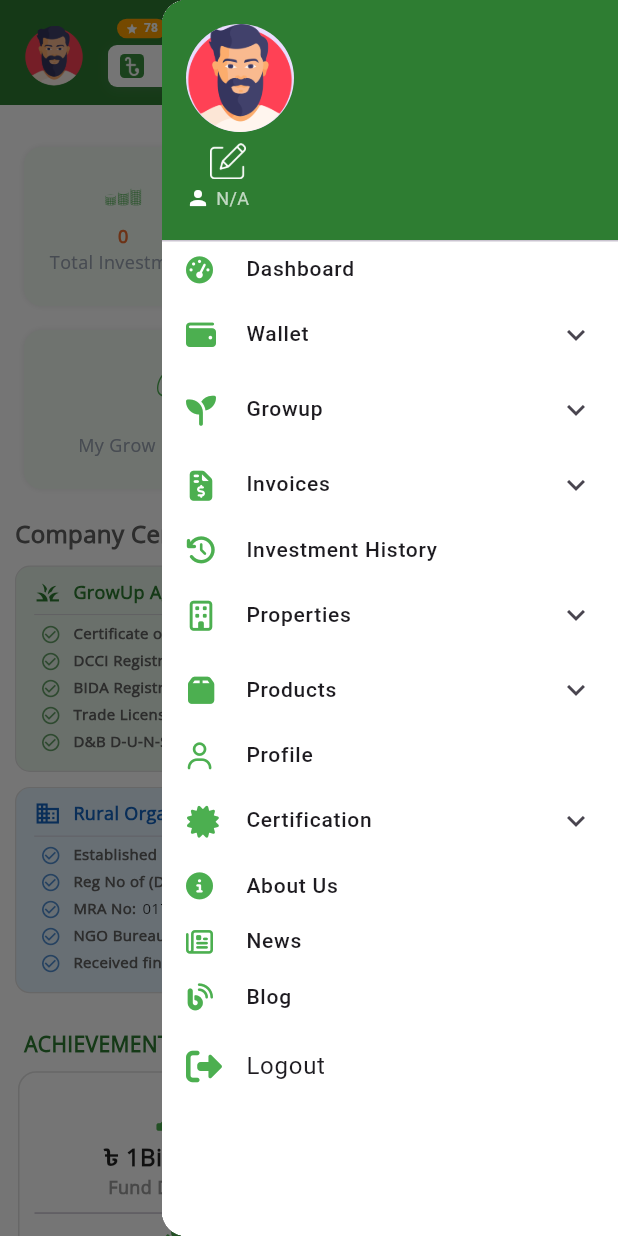
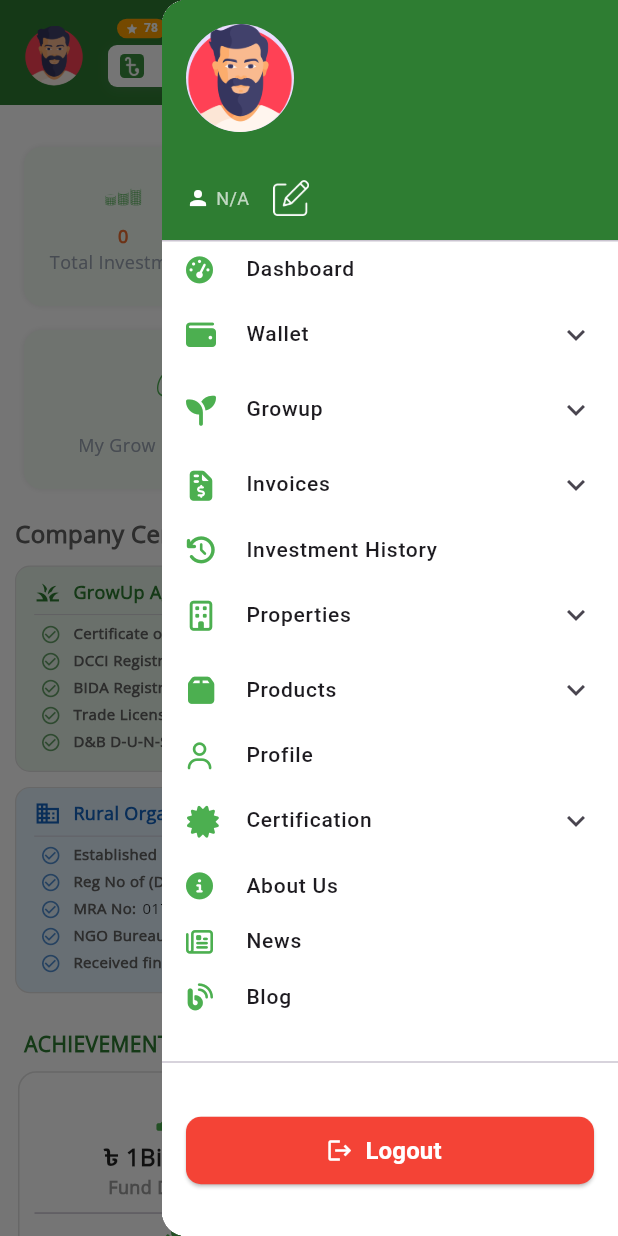
Before and after one commit to shekhorchandra/growup_mbl_app-master_restapi, a Flutter app: the DashboardInvestor screen opened directly, with the side drawer open, on a phone screen of 412 x 824 dp. Run offline on Flutter 3.47's test engine with Material 3 defaults, Android fonts, the phone set to English and light mode, and no system bars; our stand-ins replace carousel_slider, dio, flutter_html, flutter_secure_storage, flutter_svg, font_awesome_flutter and 8 more; missing offline and left inert: flutter_file_dialog, flutter_pdfview, flutter_sslcommerz, in_app_update, shurjopay; accounts and stored records are empty; network calls fail.

Commit message:
edit and logout button modify

```diff
--- a/lib/views/investor_dashboard.dart
+++ b/lib/views/investor_dashboard.dart
@@ -495,7 +495,39 @@ class _DashboardInvestorState extends State<DashboardInvestor> {
                                 profile['name'] ?? 'No Name',
                                 style: const TextStyle(color: Colors.white),
                               ),
-                              const SizedBox(width: 16), // minimal space
+                              // const SizedBox(width: 16), // minimal space
+                              // GestureDetector(
+                              //   onTap: () {
+                              //     Navigator.pushNamed(context, '/myprofile');
+                              //   },
+                              //   child: Image.asset(
+                              //     'assets/icons/edit.png',
+                              //     width: 24,
+                              //     height: 24,
+                              //     color: Colors.white,
+                              //     // Optional: apply color filter
+                              //   ),
+                              // ),
+                            ],
+                          ),
+                          accountEmail: Row(
+                            mainAxisAlignment: MainAxisAlignment.start,
+                            children: [
+                              const Icon(
+                                Icons.person,
+                                color: Colors.white,
+                                size: 16,
+                              ),
+                              const SizedBox(width: 4),
+                              Text(
+                                "${profile['code']}",
+                                style: const TextStyle(
+                                  color: Colors.white70,
+                                  fontSize: 12,
+                                ),
+                                overflow: TextOverflow.ellipsis,
+                              ),
+                              const SizedBox(width: 16),
                               GestureDetector(
                                 onTap: () {
                                   Navigator.pushNamed(context, '/myprofile');
@@ -507,25 +539,6 @@ class _DashboardInvestorState extends State<DashboardInvestor> {
                                   color: Colors.white,
                                   // Optional: apply color filter
                                 ),
-                              ),
-                            ],
-                          ),
-                          accountEmail: Row(
-                            mainAxisAlignment: MainAxisAlignment.start,
-                            children: [
-                              const Icon(
-                                Icons.person,
-                                color: Colors.white,
-                                size: 16,
-                              ),
-                              const SizedBox(width: 4),
-                              Text(
-                                "${profile['code']}",
-                                style: const TextStyle(
-                                  color: Colors.white70,
-                                  fontSize: 12,
-                                ),
-                                overflow: TextOverflow.ellipsis,
                               ),
                             ],
                           ),
@@ -1079,41 +1092,60 @@ class _DashboardInvestorState extends State<DashboardInvestor> {
                           '/blogs',
                         ),
 
-                        ListTile(
-                          leading: const Icon(
-                            FontAwesomeIcons.rightFromBracket,
-                            color: Colors.green,
-                          ),
-                          title: const Text('Logout'),
-                          onTap: () async {
+                        const Divider(height: 50),
+                        Positioned(
+                          bottom: 0,
+                          left: 0,
+                          right: 0,
+                          child: Container(
+                            color: Colors.white,
+                            padding: const EdgeInsets.symmetric(horizontal: 16, vertical: 10),
+                            child: ElevatedButton.icon(
+                              style: ElevatedButton.styleFrom(
+                                backgroundColor: Colors.red,
+                                minimumSize: const Size.fromHeight(45),
+                                shape: RoundedRectangleBorder(
+                                  borderRadius: BorderRadius.circular(10),
+                                ),
+                              ),
+                              icon: const Icon(Icons.logout, color: Colors.white),
+                              label: const Text(
+                                'Logout',
+                                style: TextStyle(
+                                  color: Colors.white,
+                                  fontSize: 16,
+                                  fontWeight: FontWeight.w600,
+                                ),
+                              ),
+                              onPressed: () async {
                                 final shouldLogout = await showDialog<bool>(
                                   context: context,
                                   builder: (context) => AlertDialog(
                                     title: const Text('Confirm Logout'),
-                                content: const Text(
-                                  'Are you sure you want to logout?',
-                                ),
+                                    content:
+                                    const Text('Are you sure you want to logout?'),
                                     actions: [
                                       TextButton(
-                                    onPressed: () => Navigator.of(
-                                      context,
-                                    ).pop(false), // Cancel
+                                        onPressed: () => Navigator.of(context).pop(false),
                                         child: const Text('Cancel'),
                                       ),
                                       TextButton(
-                                    onPressed: () => Navigator.of(
-                                      context,
-                                    ).pop(true), // Confirm
-                                    child: const Text('Logout'),
+                                        onPressed: () => Navigator.of(context).pop(true),
+                                        child: const Text(
+                                          'Logout',
+                                          style: TextStyle(color: Colors.red),
+                                        ),
                                       ),
                                     ],
                                   ),
                                 );
 
                                 if (shouldLogout == true) {
-                              await _logout(); // This handles API + navigation
-                            }
-                          },
+                                  await _logout();
+                                }
+                              },
+                            ),
+                          ),
                         ),
                       ],
                     ),
```
Lines whose indentation alone changed are shown as unchanged.
